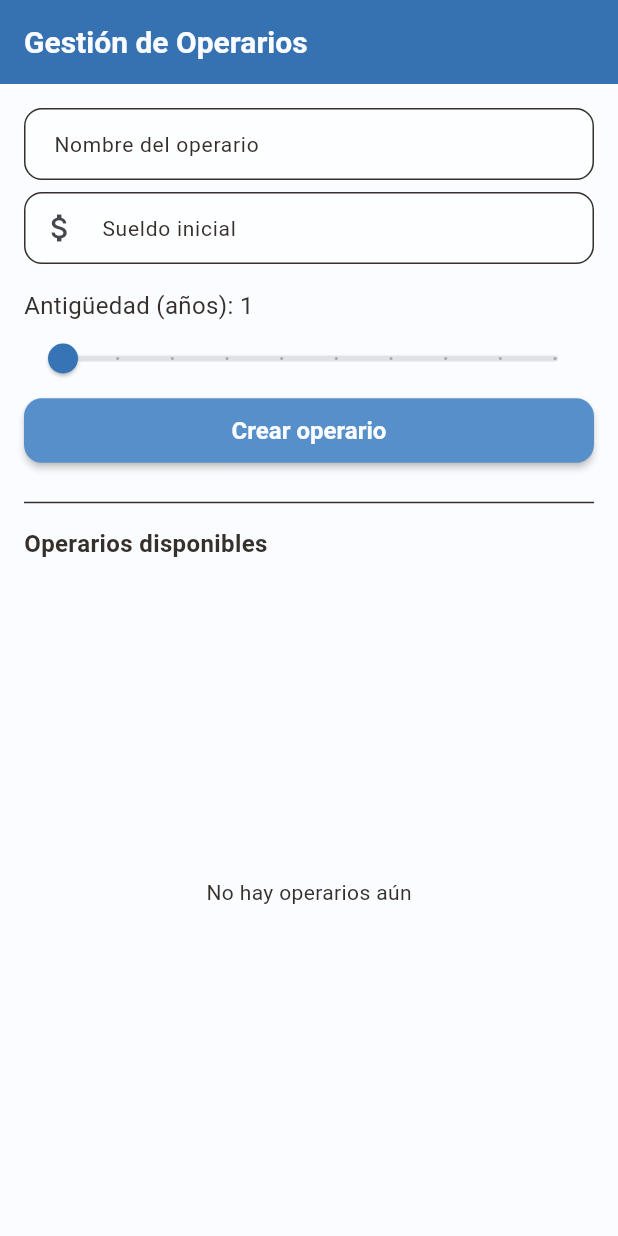
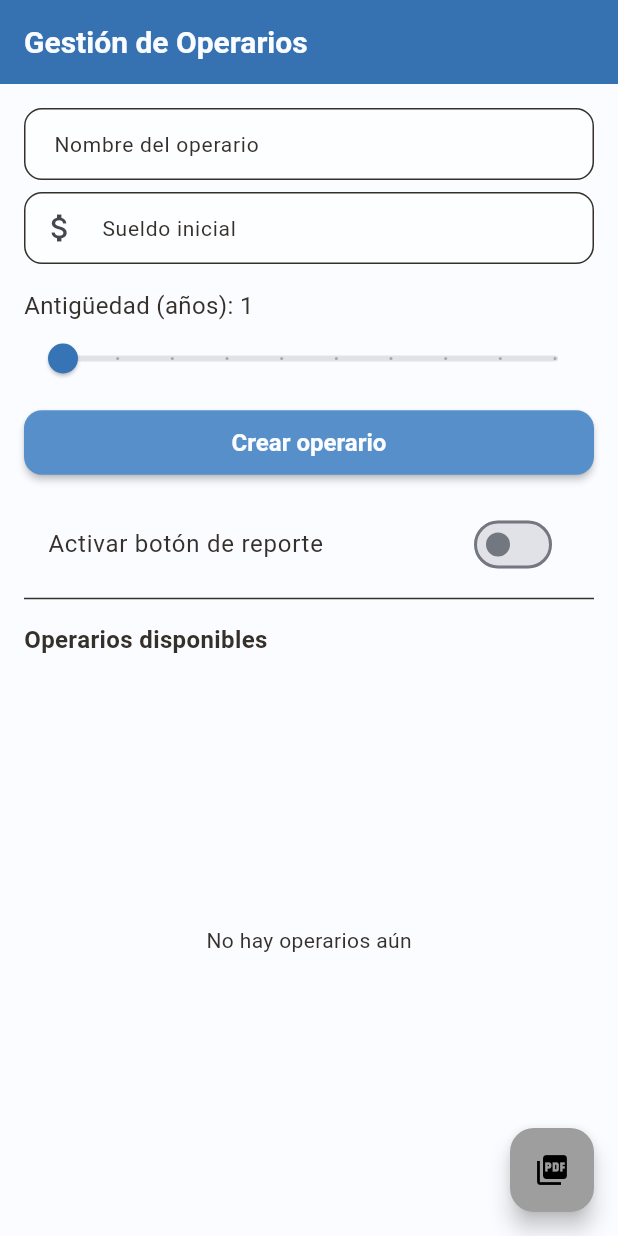
Before and after one commit to devdiagon/Paycheck-Mobile-App, a Flutter app: the screen it shows after launch, on a phone screen of 412 x 824 dp. Run offline on Flutter 3.47's test engine with Material 3 defaults, Android fonts, the phone set to English and light mode, and no system bars.

Commit message:
refactor(home): 💡 separate homepage into smaller widgets
This commit also includes a new feature "PDF reports", though it does
not generate a complete report based on the data and it adds a temporal
toggle switch to change the state of the floating action button on the
screen.

```diff
--- a/lib/main.dart
+++ b/lib/main.dart
@@ -1,9 +1,11 @@
 import 'package:flutter/material.dart';
-import 'package:modelview/src/themes/general_theme.dart';
 import 'package:provider/provider.dart';
 
-import 'package:modelview/src/domain/usecases/calcular_aumento.dart';
+import 'src/themes/general_theme.dart';
+import 'src/presentation/viewmodels/reporte_viewmodel.dart';
 import 'src/presentation/viewmodels/operario_viewmodel.dart';
+import 'src/domain/usecases/calcular_aumento.dart';
+import 'src/domain/usecases/generar_pdf.dart';
 import 'src/presentation/routes/app_routes.dart';
 
 void main() {
@@ -15,8 +17,17 @@ class MyApp extends StatelessWidget {
 
   @override
   Widget build(BuildContext context) {
-    return ChangeNotifierProvider(
-      create: (context) => OperarioViewModel(CalcularAumento()),
+    return MultiProvider(
+      providers: [
+        ChangeNotifierProvider(
+          create: (context) => OperarioViewModel(CalcularAumento()),
+        ),
+
+        ChangeNotifierProvider(
+            create: (context) => ReporteViewModel(GenerarPdf()),
+        ),
+      ],
+
       child: MaterialApp(
         title: 'Aumento Operario',
         debugShowCheckedModeBanner: false,
--- /dev/null
+++ b/lib/src/domain/entities/reporte.dart
@@ -0,0 +1,6 @@
+class Reporte {
+  final String title;
+  final String content;
+
+  Reporte({required this.title, required this.content});
+}
--- a/lib/src/presentation/view/home_page.dart
+++ b/lib/src/presentation/view/home_page.dart
@@ -1,8 +1,11 @@
 import 'package:flutter/material.dart';
 import 'package:provider/provider.dart';
+import '../viewmodels/reporte_viewmodel.dart';
 import '../viewmodels/operario_viewmodel.dart';
 import '../routes/app_routes.dart';
-import '../widgets/error_mesage.dart';
+import '../widgets/operarios_list.dart';
+import '../widgets/report_fab.dart';
+import '../widgets/operario_form.dart';
 
 class HomePage extends StatefulWidget {
   const HomePage({super.key});
@@ -18,9 +21,7 @@ class _HomePageState extends State<HomePage> {
   String _errMsg = "";
 
   void _crearOperario(BuildContext context) {
-    setState(() {
-      _errMsg = "";
-    });
+    setState(() => _errMsg = "");
 
     final nombre = _nombreController.text.trim();
     final sueldo = double.tryParse(_sueldoController.text);
@@ -34,27 +35,42 @@ class _HomePageState extends State<HomePage> {
       return;
     }
 
-    final vm = Provider.of<OperarioViewModel>(context, listen: false);
-    final op = vm.crearOperario(
+    final vmOp = Provider.of<OperarioViewModel>(context, listen: false);
+    final op = vmOp.crearOperario(
         nombre: nombre,
         sueldo: sueldo,
         antiguedad: _selectedYear
     );
 
-    // Limpiar formulario
-    _nombreController.clear();
-    _sueldoController.clear();
-    _errMsg = "";
-    setState(() { _selectedYear = 1; });
-
+    _limpiarFormulario();
 
     // CORRECTO: Pasar el ID del operario
     Navigator.pushNamed(context, AppRoutes.resultado, arguments: op.id);
   }
 
+  void _limpiarFormulario() {
+    _nombreController.clear();
+    _sueldoController.clear();
+    _errMsg = "";
+    setState(() {
+      _selectedYear = 1;
+      _errMsg = "";
+    });
+  }
+
+  Future<void> _generarReporte(BuildContext context, ReporteViewModel vmPdf) async {
+    await vmPdf.generateReport();
+    if (context.mounted) {
+      ScaffoldMessenger.of(context).showSnackBar(
+        const SnackBar(content: Text("PDF generado")),
+      );
+    }
+  }
+
   @override
   Widget build(BuildContext context) {
-    final vm = Provider.of<OperarioViewModel>(context);
+    final vmOp = Provider.of<OperarioViewModel>(context);
+    final vmPdf = context.watch<ReporteViewModel>();
 
     return Scaffold(
       appBar: AppBar(title: const Text('Gestión de Operarios')),
@@ -64,49 +80,24 @@ class _HomePageState extends State<HomePage> {
           crossAxisAlignment: CrossAxisAlignment.start,
           children: [
             // Formulario crear operario
-            TextField(
-              controller: _nombreController,
-              decoration: const InputDecoration(labelText: 'Nombre del operario', border: OutlineInputBorder()),
+            OperarioForm(
+              nombreController: _nombreController,
+              sueldoController: _sueldoController,
+              selectedYear: _selectedYear,
+              errorMsg: _errMsg,
+              onYearChanged: (value) => setState(() => _selectedYear = value),
+              onCrearOperario: () => _crearOperario(context),
             ),
-            const SizedBox(height: 8),
+            const SizedBox(height: 16),
 
-            TextField(
-              controller: _sueldoController,
-              decoration: const InputDecoration(labelText: 'Sueldo inicial', border: OutlineInputBorder(), prefixIcon: Icon(Icons.attach_money)),
-              keyboardType: TextInputType.number,
-            ),
-            const SizedBox(height: 8),
-            ErrorMessage(errorText: _errMsg,),
-            const SizedBox(height: 8),
-
-            Column(
-              crossAxisAlignment: CrossAxisAlignment.start,
-              children: [
-                Text(
-                  'Antigüedad (años): $_selectedYear',
-                  style: const TextStyle(fontSize: 16),
-                ),
-                Slider(
-                  value: _selectedYear.toDouble(),
-                  min: 1,
-                  max: 10,
-                  divisions: 9,
-                  label: '$_selectedYear',
-                  onChanged: (value) {
-                    setState(() {
-                      _selectedYear = value.toInt();
-                    });
-                  },
-                ),
-              ],
+            Center(
+              child: SwitchListTile(
+                title: const Text("Activar botón de reporte"),
+                value: vmPdf.canGenerateReport,
+                onChanged: vmPdf.updateCanGenerate,
+              ),
             ),
 
-            SizedBox(
-              width: double.infinity,
-              child: ElevatedButton(onPressed: () => _crearOperario(context), child: const Text('Crear operario')),
-            ),
-
-            const SizedBox(height: 16),
             const Divider(),
             const SizedBox(height: 8),
             const Text('Operarios disponibles', style: TextStyle(fontSize: 16, fontWeight: FontWeight.bold)),
@@ -114,25 +105,15 @@ class _HomePageState extends State<HomePage> {
 
             // Lista de operarios
             Expanded(
-              child: vm.operarios.isEmpty
-                  ? const Center(child: Text('No hay operarios aún'))
-                  : ListView.builder(
-                itemCount: vm.operarios.length,
-                itemBuilder: (context, index) {
-                  final op = vm.operarios[index];
-                  final inicial = (op.nombre.isNotEmpty) ? op.nombre[0].toUpperCase() : '?';
-                  return ListTile(
-                    leading: CircleAvatar(child: Text(inicial)),
-                    title: Text(op.nombre),
-                    subtitle: Text('Sueldo: \$${op.sueldo.toStringAsFixed(2)} • Antigüedad: ${op.antiguedad} años'),
-                    onTap: () => Navigator.pushNamed(context, AppRoutes.resultado, arguments: op.id),
-                  );
-                },
-              ),
+              child: OperariosList(operarios: vmOp.operarios),
             ),
           ],
         ),
       ),
+      floatingActionButton: ReportFab(
+        enabled: vmPdf.canGenerateReport,
+        onPressed: () => _generarReporte(context, vmPdf),
+      ),
     );
   }
 }
--- /dev/null
+++ b/lib/src/presentation/viewmodels/reporte_viewmodel.dart
@@ -0,0 +1,26 @@
+import 'package:flutter/material.dart';
+import '../../domain/usecases/generar_pdf.dart';
+import '../../domain/entities/reporte.dart';
+
+class ReporteViewModel extends ChangeNotifier {
+  final GenerarPdf _useCase;
+
+  bool _canGenerateReport = false;
+  bool get canGenerateReport => _canGenerateReport;
+
+  ReporteViewModel(this._useCase);
+
+  void updateCanGenerate(bool value) {
+    _canGenerateReport = value;
+    notifyListeners();
+  }
+
+  Future<void> generateReport() async {
+    final report = Reporte(
+      title: "Reporte del día",
+      content: "Contenido del reporte...",
+    );
+
+    await _useCase(report);
+  }
+}
--- /dev/null
+++ b/lib/src/presentation/widgets/antiguedad_slider.dart
@@ -0,0 +1,33 @@
+import 'package:flutter/material.dart';
+
+class AntiguedadSlider extends StatelessWidget {
+  final int selectedYear;
+  final ValueChanged<int> onChanged;
+
+  const AntiguedadSlider({
+    super.key,
+    required this.selectedYear,
+    required this.onChanged,
+  });
+
+  @override
+  Widget build(BuildContext context) {
+    return Column(
+      crossAxisAlignment: CrossAxisAlignment.start,
+      children: [
+        Text(
+          'Antigüedad (años): $selectedYear',
+          style: const TextStyle(fontSize: 16),
+        ),
+        Slider(
+          value: selectedYear.toDouble(),
+          min: 1,
+          max: 10,
+          divisions: 9,
+          label: '$selectedYear',
+          onChanged: (value) => onChanged(value.toInt()),
+        ),
+      ],
+    );
+  }
+}
--- /dev/null
+++ b/lib/src/presentation/widgets/operario_form.dart
@@ -0,0 +1,63 @@
+import 'package:flutter/material.dart';
+import 'antiguedad_slider.dart';
+import 'error_mesage.dart';
+
+class OperarioForm extends StatelessWidget {
+  final TextEditingController nombreController;
+  final TextEditingController sueldoController;
+  final int selectedYear;
+  final String errorMsg;
+  final ValueChanged<int> onYearChanged;
+  final VoidCallback onCrearOperario;
+
+  const OperarioForm({
+    super.key,
+    required this.nombreController,
+    required this.sueldoController,
+    required this.selectedYear,
+    required this.errorMsg,
+    required this.onYearChanged,
+    required this.onCrearOperario,
+  });
+
+  @override
+  Widget build(BuildContext context) {
+    return Column(
+      crossAxisAlignment: CrossAxisAlignment.start,
+      children: [
+        TextField(
+          controller: nombreController,
+          decoration: const InputDecoration(
+            labelText: 'Nombre del operario',
+            border: OutlineInputBorder(),
+          ),
+        ),
+        const SizedBox(height: 8),
+        TextField(
+          controller: sueldoController,
+          decoration: const InputDecoration(
+            labelText: 'Sueldo inicial',
+            border: OutlineInputBorder(),
+            prefixIcon: Icon(Icons.attach_money),
+          ),
+          keyboardType: TextInputType.number,
+        ),
+        const SizedBox(height: 8),
+        ErrorMessage(errorText: errorMsg),
+        const SizedBox(height: 8),
+        AntiguedadSlider(
+          selectedYear: selectedYear,
+          onChanged: onYearChanged,
+        ),
+        const SizedBox(height: 8),
+        SizedBox(
+          width: double.infinity,
+          child: ElevatedButton(
+            onPressed: onCrearOperario,
+            child: const Text('Crear operario'),
+          ),
+        ),
+      ],
+    );
+  }
+}
--- /dev/null
+++ b/lib/src/presentation/widgets/operarios_list.dart
@@ -0,0 +1,24 @@
+import 'package:flutter/material.dart';
+import 'operario_list_tile.dart';
+import '../../domain/entities/operario.dart';
+
+class OperariosList extends StatelessWidget {
+  final List<Operario> operarios;
+
+  const OperariosList({super.key, required this.operarios});
+
+  @override
+  Widget build(BuildContext context) {
+    if (operarios.isEmpty) {
+      return const Center(child: Text('No hay operarios aún'));
+    }
+
+    return ListView.builder(
+      itemCount: operarios.length,
+      itemBuilder: (context, index) {
+        final op = operarios[index];
+        return OperarioListTile(operario: op);
+      },
+    );
+  }
+}
--- /dev/null
+++ b/lib/src/presentation/widgets/report_fab.dart
@@ -0,0 +1,25 @@
+import 'package:flutter/material.dart';
+import '../../themes/color_schema.dart';
+
+class ReportFab extends StatelessWidget {
+  final bool enabled;
+  final VoidCallback onPressed;
+
+  const ReportFab({
+    super.key,
+    required this.enabled,
+    required this.onPressed,
+  });
+
+  @override
+  Widget build(BuildContext context) {
+    return FloatingActionButton(
+      onPressed: enabled ? onPressed : null,
+      backgroundColor: enabled ? SaintColors.dark_blue : Colors.grey,
+      child: Icon(
+        Icons.picture_as_pdf,
+        color: enabled ? Colors.white : Colors.black,
+      ),
+    );
+  }
+}
--- a/pubspec.yaml
+++ b/pubspec.yaml
@@ -32,6 +32,7 @@ dependencies:
     sdk: flutter
   provider: ^6.1.2
   font_awesome_flutter: ^10.12.0
+  pdf: ^3.10.4
 
   # The following adds the Cupertino Icons font to your application.
   # Use with the CupertinoIcons class for iOS style icons.
```
Also changed, not shown: lib/src/domain/usecases/generar_pdf.dart (added, +22 -0 lines), lib/src/presentation/widgets/operario_list_tile.dart (added, +30 -0 lines), pubspec.lock.
